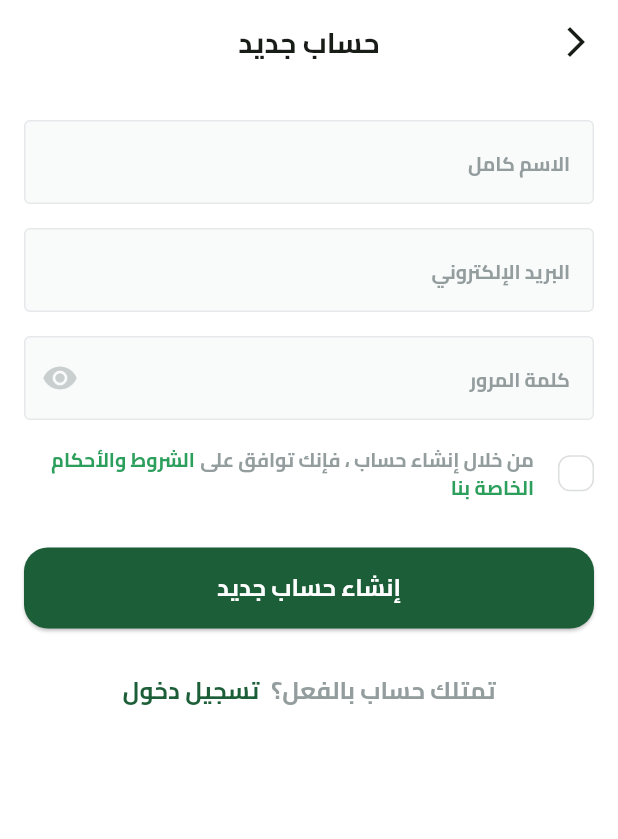
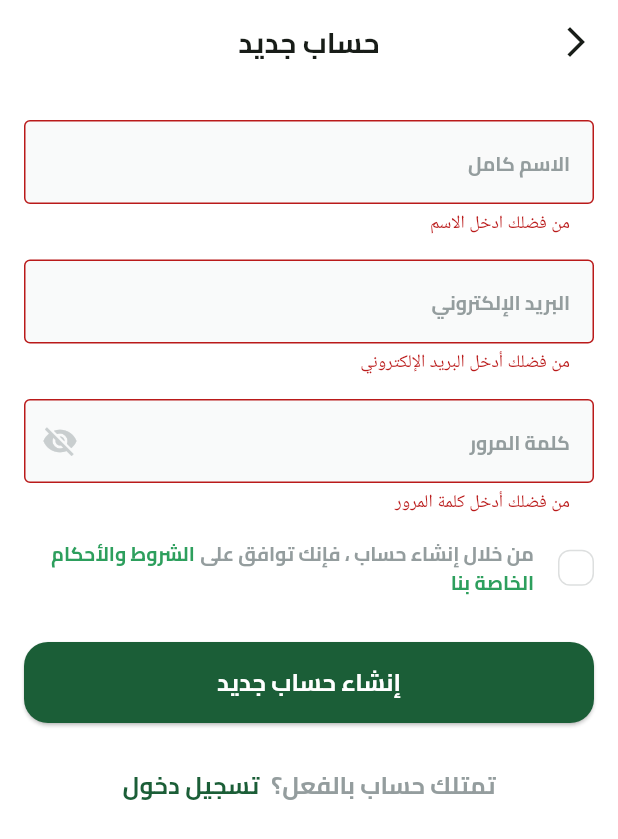
Before and after one commit to eng-tarek-elmarsafy/Fruit-Hup, a Flutter app: the SingUpView screen opened directly, after a tap on "إنشاء حساب جديد", on a phone screen of 412 x 824 dp. Shown: the top 839 px of the screen. Run offline on Flutter 3.47's test engine with Material 3 defaults, Android fonts, the phone set to English and light mode, and no system bars; drawn by our look-alikes of modal_progress_hud_nsn; our stand-ins replace bloc, dartz, firebase_auth, firebase_core, flutter_bloc, flutter_svg and 2 more; accounts and stored records are empty.

Commit message:
feat: Implement user signup form with validation and loading state management

```diff
--- /dev/null
+++ b/lib/core/helper/validate.dart
@@ -0,0 +1,42 @@
+String? validateEmail(String? value) {
+  if (value == null || value.isEmpty) {
+    return 'من فضلك أدخل البريد الإلكتروني';
+  }
+  final emailRegex = RegExp(r'^[\w-\.]+@([\w-]+\.)+[\w-]{2,}$');
+
+  if (!emailRegex.hasMatch(value)) {
+    return 'البريد الإلكتروني غير صالح';
+  }
+
+  return null; // valid
+}
+
+String? validatePassword(String? value) {
+  if (value == null || value.isEmpty) {
+    return 'من فضلك أدخل كلمة المرور';
+  }
+
+  if (value.length < 8) {
+    return 'كلمة المرور يجب أن تكون 8 حروف على الأقل';
+  }
+
+  final hasUppercase = value.contains(RegExp(r'[A-Z]'));
+  final hasLowercase = value.contains(RegExp(r'[a-z]'));
+  final hasDigit = value.contains(RegExp(r'[0-9]'));
+  final hasSpecialChar = value.contains(RegExp(r'[!@#\$&*~]'));
+
+  if (!hasUppercase || !hasLowercase || !hasDigit || !hasSpecialChar) {
+    return 'يجب أن تحتوي كلمة المرور على حرف كبير، صغير، رقم، ورمز خاص';
+  }
+
+  return null; // valid
+}
+
+String? validateName(String? value) {
+  if (value == null || value.trim().isEmpty) {
+    return 'من فضلك ادخل الاسم';
+  } else if (value.trim().length < 2) {
+    return 'الاسم لازم يكون على الأقل حرفين';
+  }
+  return null;
+}
--- a/lib/core/widgets/custom_text_form_field.dart
+++ b/lib/core/widgets/custom_text_form_field.dart
@@ -8,13 +8,22 @@ class CustomTextFormField extends StatelessWidget {
     this.textInputType,
     required this.hintText,
     this.suffixIcon,
+    this.onSaved,
+    this.validator,
+    this.obscureText = false,
   });
   final TextInputType? textInputType;
   final String hintText;
   final Widget? suffixIcon;
+  final bool obscureText;
+  final void Function(String?)? onSaved;
+  final String? Function(String?)? validator;
   @override
   Widget build(BuildContext context) {
     return TextFormField(
+      onSaved: onSaved,
+      validator: validator,
+      obscureText: obscureText,
       keyboardType: textInputType,
       decoration: InputDecoration(
         hintText: hintText,
--- a/lib/features/auth/presentation/views/singup_view.dart
+++ b/lib/features/auth/presentation/views/singup_view.dart
@@ -5,6 +5,7 @@ import 'package:fruit_hup/core/widgets/auth_custom_app_bar.dart';
 import 'package:fruit_hup/features/auth/domain/repos/auth_repo.dart';
 import 'package:fruit_hup/features/auth/presentation/manager/singup_cubit/singup_cubit.dart';
 import 'package:fruit_hup/features/auth/presentation/views/widgets/singup_view_body.dart';
+import 'package:fruit_hup/features/auth/presentation/views/widgets/singup_view_body_bloc_consumer.dart';
 import 'package:fruit_hup/generated/l10n.dart';
 
 class SingUpView extends StatelessWidget {
@@ -20,7 +21,7 @@ class SingUpView extends StatelessWidget {
           context: context,
           title: S.of(context).CreateAccount,
         ),
-        body: const SingUpViewBody(),
+        body: const SingUpViewBodyBlocConsumer(),
       ),
     );
   }
--- a/lib/features/auth/presentation/views/widgets/custom_chack_box.dart
+++ b/lib/features/auth/presentation/views/widgets/custom_chack_box.dart
@@ -4,7 +4,8 @@ import 'package:fruit_hup/core/utils/app_color.dart';
 import 'package:fruit_hup/core/utils/assets.dart';
 
 class CustomChackBox extends StatefulWidget {
-  const CustomChackBox({super.key});
+  const CustomChackBox({super.key, required this.onChacked});
+  final void Function(bool value) onChacked;
 
   @override
   State<CustomChackBox> createState() => _CustomChackBoxState();
@@ -18,6 +19,7 @@ class _CustomChackBoxState extends State<CustomChackBox> {
       onTap: () {
         setState(() {
           isChacked = !isChacked;
+          widget.onChacked(isChacked);
         });
       },
       child: AnimatedContainer(
--- a/lib/features/auth/presentation/views/widgets/singup_view_body.dart
+++ b/lib/features/auth/presentation/views/widgets/singup_view_body.dart
@@ -1,42 +1,99 @@
 import 'package:flutter/material.dart';
+import 'package:flutter_bloc/flutter_bloc.dart';
+import 'package:fruit_hup/core/helper/validate.dart';
 import 'package:fruit_hup/core/widgets/custom_button.dart';
 import 'package:fruit_hup/core/widgets/custom_text_form_field.dart';
+import 'package:fruit_hup/features/auth/presentation/manager/singup_cubit/singup_cubit.dart';
 import 'package:fruit_hup/features/auth/presentation/views/widgets/sign_up_promp_row.dart';
 import 'package:fruit_hup/features/auth/presentation/views/widgets/terms_and_conditions_agreement_row.dart';
 import 'package:fruit_hup/generated/l10n.dart';
 
-class SingUpViewBody extends StatelessWidget {
+class SingUpViewBody extends StatefulWidget {
   const SingUpViewBody({super.key});
+
+  @override
+  State<SingUpViewBody> createState() => _SingUpViewBodyState();
+}
+
+class _SingUpViewBodyState extends State<SingUpViewBody> {
+  late GlobalKey<FormState> formKey;
+  late AutovalidateMode autovalidateMode;
+  bool obscureText = true;
+  bool isReadTermsAndConditions = false;
+  late String name, email, password;
+  @override
+  void initState() {
+    formKey = GlobalKey<FormState>();
+    autovalidateMode = AutovalidateMode.disabled;
+    super.initState();
+  }
 
   @override
   Widget build(BuildContext context) {
     return SingleChildScrollView(
       child: Padding(
         padding: const EdgeInsets.symmetric(horizontal: 16),
+        child: Form(
+          key: formKey,
+          autovalidateMode: autovalidateMode,
           child: Column(
             children: [
               const SizedBox(height: 24),
-            CustomTextFormField(hintText: S.of(context).FullName),
+              CustomTextFormField(
+                validator: validateName,
+                onSaved: (p0) {
+                  name = p0!;
+                },
+                hintText: S.of(context).FullName,
+              ),
               const SizedBox(height: 16),
               CustomTextFormField(
+                onSaved: (p0) {
+                  email = p0!;
+                },
+                validator: validateEmail,
                 textInputType: TextInputType.emailAddress,
                 hintText: S.of(context).Email,
               ),
               const SizedBox(height: 16),
               CustomTextFormField(
+                onSaved: (p0) {
+                  password = p0!;
+                },
+                obscureText: obscureText,
+                validator: validatePassword,
                 textInputType: TextInputType.visiblePassword,
                 hintText: S.of(context).Password,
-              suffixIcon: const Icon(
+                suffixIcon: IconButton(
+                  onPressed: () {
+                    setState(() {
+                      obscureText = !obscureText;
+                    });
+                  },
+                  icon:
+                      obscureText
+                          ? const Icon(
+                            Icons.visibility_off,
+                            color: Color(0xffC9CECF),
+                          )
+                          : const Icon(
                             Icons.remove_red_eye,
                             color: Color(0xffC9CECF),
                           ),
                 ),
+              ),
               const SizedBox(height: 16),
-            const TermsAndConditionsAgreementRow(),
+              TermsAndConditionsAgreementRow(
+                onChacked: (bool isChacked) {
+                  isReadTermsAndConditions = isChacked;
+                },
+              ),
               const SizedBox(height: 30),
               CustomButton(
                 title: S.of(context).CreateNewAccount,
-              onPressed: () {},
+                onPressed: () {
+                  _submitSignupForm(context);
+                },
               ),
               const SizedBox(height: 30),
               SignUpPromptRow(
@@ -49,6 +106,22 @@ class SingUpViewBody extends StatelessWidget {
             ],
           ),
         ),
+      ),
     );
   }
+
+  void _submitSignupForm(BuildContext context) {
+    if (formKey.currentState!.validate() && isReadTermsAndConditions) {
+      formKey.currentState!.save();
+      context.read<SingupCubit>().createUserWithEmailAndPassword(
+        email: email,
+        password: password,
+        name: name,
+      );
+    } else {
+      setState(() {
+        autovalidateMode = AutovalidateMode.always;
+      });
     }
+  }
+}
--- /dev/null
+++ b/lib/features/auth/presentation/views/widgets/singup_view_body_bloc_consumer.dart
@@ -0,0 +1,28 @@
+import 'package:flutter/material.dart';
+import 'package:flutter_bloc/flutter_bloc.dart';
+import 'package:fruit_hup/features/auth/presentation/manager/singup_cubit/singup_cubit.dart';
+import 'package:fruit_hup/features/auth/presentation/views/widgets/singup_view_body.dart';
+import 'package:modal_progress_hud_nsn/modal_progress_hud_nsn.dart';
+
+class SingUpViewBodyBlocConsumer extends StatelessWidget {
+  const SingUpViewBodyBlocConsumer({super.key});
+
+  @override
+  Widget build(BuildContext context) {
+    return BlocConsumer<SingupCubit, SingupState>(
+      listener: (context, state) {
+        if (state is SingupFailure) {
+          ScaffoldMessenger.of(
+            context,
+          ).showSnackBar(SnackBar(content: Text(state.message)));
+        }
+      },
+      builder: (context, state) {
+        return ModalProgressHUD(
+          inAsyncCall: state is SingupLoading ? true : false,
+          child: const SingUpViewBody(),
+        );
+      },
+    );
+  }
+}
--- a/lib/features/auth/presentation/views/widgets/terms_and_conditions_agreement_row.dart
+++ b/lib/features/auth/presentation/views/widgets/terms_and_conditions_agreement_row.dart
@@ -5,13 +5,13 @@ import 'package:fruit_hup/features/auth/presentation/views/widgets/custom_chack_
 import 'package:fruit_hup/generated/l10n.dart';
 
 class TermsAndConditionsAgreementRow extends StatelessWidget {
-  const TermsAndConditionsAgreementRow({super.key});
-
+  const TermsAndConditionsAgreementRow({super.key, required this.onChacked});
+  final void Function(bool) onChacked;
   @override
   Widget build(BuildContext context) {
     return Row(
       children: [
-        const CustomChackBox(),
+        CustomChackBox(onChacked: onChacked),
         const SizedBox(width: 16),
         Expanded(
           child: Text.rich(
--- a/lib/main.dart
+++ b/lib/main.dart
@@ -1,6 +1,7 @@
 import 'package:firebase_core/firebase_core.dart';
 import 'package:flutter/material.dart';
 import 'package:flutter_localizations/flutter_localizations.dart';
+import 'package:fruit_hup/core/helper/get_it_setup.dart';
 import 'package:fruit_hup/core/helper/on_generate_route_function.dart';
 import 'package:fruit_hup/core/services/shared_preferences.dart';
 import 'package:fruit_hup/core/utils/app_color.dart';
@@ -12,6 +13,7 @@ void main() async {
   WidgetsFlutterBinding.ensureInitialized();
   await Firebase.initializeApp(options: DefaultFirebaseOptions.currentPlatform);
   await Prefs.inti();
+  setup();
   runApp(const FruitHub());
 }
 
--- a/pubspec.yaml
+++ b/pubspec.yaml
@@ -39,6 +39,7 @@ dependencies:
     sdk: flutter
   flutter_svg: ^2.1.0
   get_it: ^8.0.3
+  modal_progress_hud_nsn: ^0.5.1
   shared_preferences: ^2.5.3
 
 dev_dependencies:
```
Also changed, not shown: pubspec.lock, 1 other file. Lines whose indentation alone changed are shown as unchanged.
